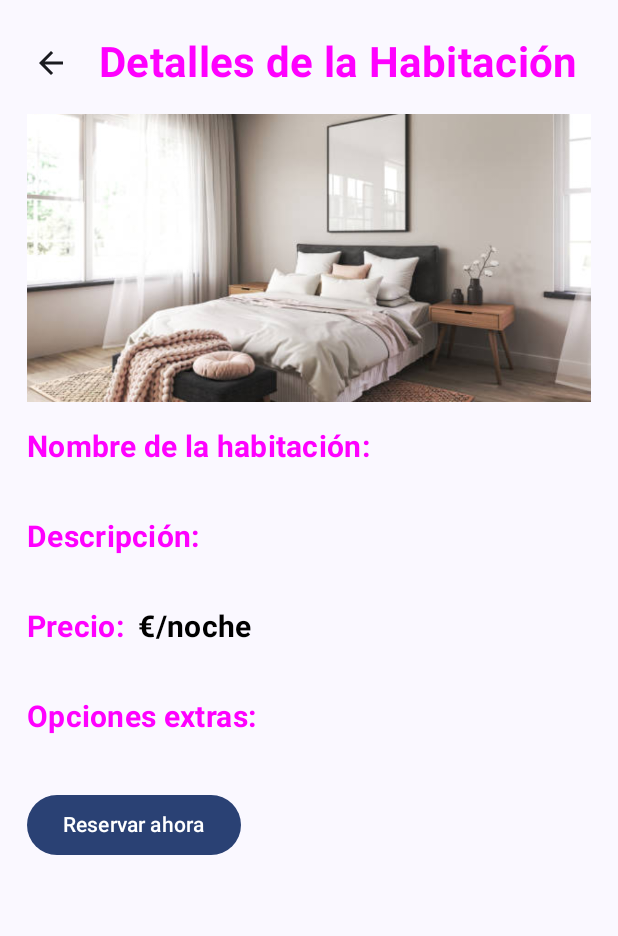
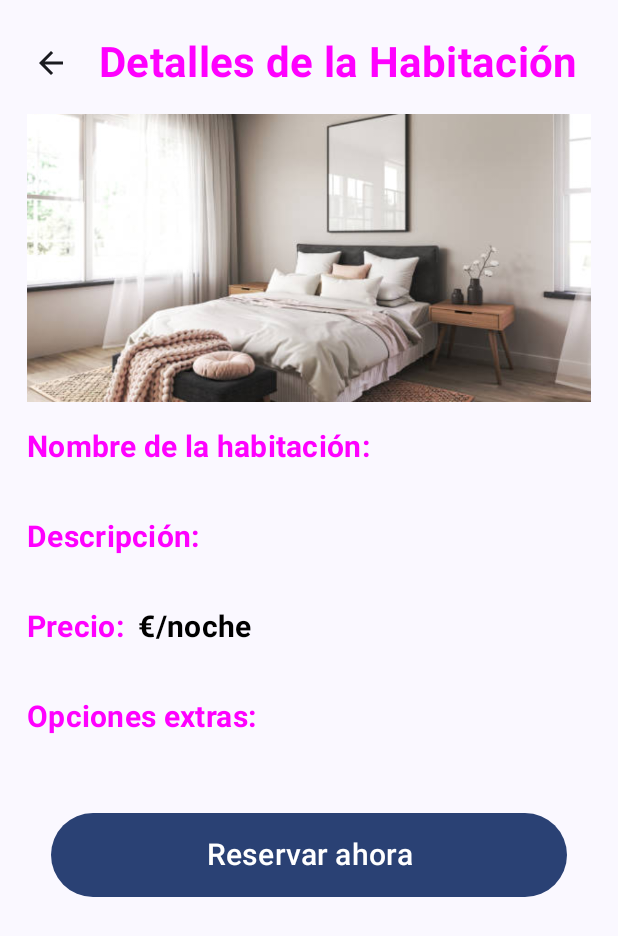
Before and after one commit to IntermodularDAM/APP-ANDROID, an Android app built with Jetpack Compose: the composable RoomDetailsFragment called with empty values, on a phone screen of 412 x 824 dp. Shown: the top 936 px of the screen. Run offline under Robolectric (Android 15) with nearby library versions, the phone set to English and light mode, and no system bars; 3 statements that could not run were skipped.

Commit message:
Ultima actualizacion de habitaciones en Android Studio

```diff
--- a/app/src/main/java/dam/intermodular/app/habitaciones/MainScreen.kt
+++ b/app/src/main/java/dam/intermodular/app/habitaciones/MainScreen.kt
@@ -116,7 +116,7 @@ fun MainScreen(navController: NavHostController, habitacionesViewModel: Habitaci
                 OutlinedTextField(
                     value = searchQuery.value,
                     onValueChange = { searchQuery.value = it },
-                    placeholder = { Text(text = "Search Room By Name") },
+                    placeholder = { Text(text = "Buscar habitación por nombre") },
                     singleLine = true,
                     modifier = Modifier
                         .weight(1f)
@@ -138,7 +138,7 @@ fun MainScreen(navController: NavHostController, habitacionesViewModel: Habitaci
                     textAlign = TextAlign.Center
                 )
             } else {
-                Text(text = "Recommended Rooms", style = MaterialTheme.typography.titleLarge)
+                Text(text = "Habitaciones recomendadas", style = MaterialTheme.typography.titleLarge)
                 LazyVerticalGrid(columns = GridCells.Fixed(2), modifier = Modifier.weight(1f)) {
                     items(filteredHabitaciones) { habitacion ->
                         RoomCard(
--- a/app/src/main/java/dam/intermodular/app/habitaciones/RoomDetailsFragment.kt
+++ b/app/src/main/java/dam/intermodular/app/habitaciones/RoomDetailsFragment.kt
@@ -15,6 +15,7 @@ import androidx.compose.ui.res.painterResource
 import androidx.compose.ui.text.SpanStyle
 import androidx.compose.ui.text.buildAnnotatedString
 import androidx.compose.ui.text.font.FontWeight
+import androidx.compose.ui.text.style.TextAlign
 import androidx.compose.ui.text.withStyle
 import androidx.compose.ui.unit.dp
 import androidx.compose.ui.unit.sp
@@ -163,16 +164,23 @@ fun RoomDetailsFragment(
 
         Spacer(modifier = Modifier.height(16.dp))
 
-        // Botón de reserva
         Button(
             onClick = {
                 navController.navigate("main_screen") // Regresar a la pantalla principal
-            }
+            },
+            modifier = Modifier
+                .fillMaxWidth() // Hace que el botón ocupe todo el ancho
+                .padding(16.dp) // Añade un poco de espacio alrededor del botón
+                .height(56.dp) // Cambia la altura del botón (puedes ajustar este valor)
+                .align(Alignment.CenterHorizontally) // Centra el botón horizontalmente
         ) {
             Text(
                 text = "Reservar ahora",
-
+                fontSize = 20.sp, // Cambia el tamaño de la fuente (ajusta a tu preferencia)
+                modifier = Modifier.fillMaxWidth(), // Asegura que el texto ocupe todo el ancho disponible
+                textAlign = TextAlign.Center // Centra el texto dentro del botón
             )
         }
+
     }
 }
```
